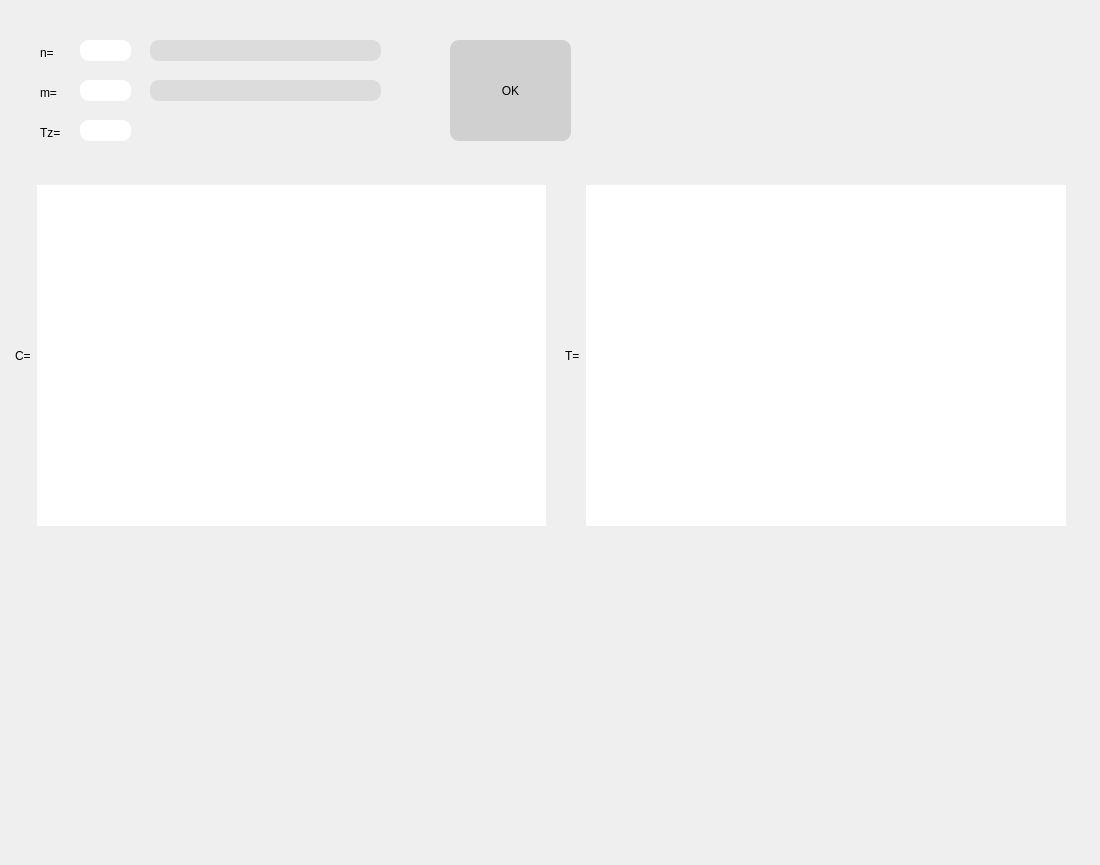
The window that FormApp.ui (MedvedevIgS/UvBS) describes before a commit, drawn with Qt 5.
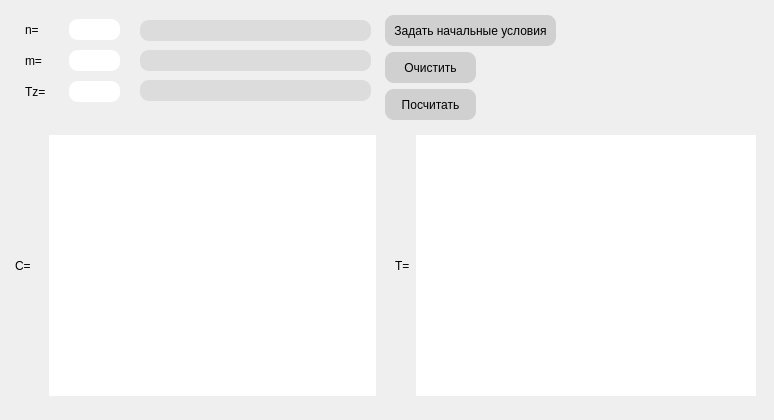
The same window after the commit.

Commit message: Изменение в оформлении главного окна: -добавлена строка errorTz - строка отображения ошибки -добавлена кнопка "Очистить" -добавлена кнопка "Посчитать" -изменен текст кнопки "OK" на "Задать начальные условия"

What changed in the file:
```diff
--- a/FormApp.ui
+++ b/FormApp.ui
@@ -6,8 +6,8 @@
    <rect>
     <x>0</x>
     <y>0</y>
-    <width>1100</width>
-    <height>865</height>
+    <width>774</width>
+    <height>420</height>
    </rect>
   </property>
   <property name="windowTitle">
@@ -17,50 +17,13 @@
    <string notr="true">border-radius: 9px</string>
   </property>
   <widget class="QWidget" name="centralwidget">
-   <widget class="QWidget" name="horizontalLayoutWidget">
-    <property name="geometry">
-     <rect>
-      <x>10</x>
-      <y>180</y>
-      <width>541</width>
-      <height>351</height>
-     </rect>
-    </property>
-    <layout class="QHBoxLayout" name="horizontalLayout">
-     <property name="leftMargin">
-      <number>5</number>
-     </property>
-     <property name="topMargin">
-      <number>5</number>
-     </property>
-     <property name="rightMargin">
-      <number>5</number>
-     </property>
-     <property name="bottomMargin">
-      <number>5</number>
-     </property>
-     <item>
-      <widget class="QLabel" name="label_4">
-       <property name="styleSheet">
-        <string notr="true">font: 16pt &quot;MS Shell Dlg 2&quot;;</string>
-       </property>
-       <property name="text">
-        <string>C=</string>
-       </property>
-      </widget>
-     </item>
-     <item>
-      <widget class="QTableWidget" name="CMatr"/>
-     </item>
-    </layout>
-   </widget>
    <widget class="QWidget" name="horizontalLayoutWidget_2">
     <property name="geometry">
      <rect>
-      <x>560</x>
-      <y>180</y>
-      <width>511</width>
-      <height>351</height>
+      <x>390</x>
+      <y>130</y>
+      <width>371</width>
+      <height>271</height>
      </rect>
     </property>
     <layout class="QHBoxLayout" name="horizontalLayout_6">
@@ -91,144 +54,396 @@
      </item>
     </layout>
    </widget>
-   <widget class="QPushButton" name="ButOk">
+   <widget class="QWidget" name="horizontalLayoutWidget_3">
     <property name="geometry">
      <rect>
-      <x>450</x>
-      <y>40</y>
-      <width>121</width>
-      <height>101</height>
+      <x>10</x>
+      <y>130</y>
+      <width>371</width>
+      <height>271</height>
      </rect>
     </property>
-    <property name="styleSheet">
-     <string notr="true">font: 26pt &quot;MS Shell Dlg 2&quot;; 
-background-color: rgb(208, 208, 208);</string>
+    <layout class="QHBoxLayout" name="horizontalLayout_2">
+     <property name="leftMargin">
+      <number>5</number>
+     </property>
+     <property name="topMargin">
+      <number>5</number>
+     </property>
+     <property name="rightMargin">
+      <number>5</number>
+     </property>
+     <property name="bottomMargin">
+      <number>5</number>
+     </property>
+     <item>
+      <widget class="QLabel" name="label_6">
+       <property name="styleSheet">
+        <string notr="true">font: 16pt &quot;MS Shell Dlg 2&quot;;</string>
+       </property>
+       <property name="text">
+        <string>C=</string>
+       </property>
+      </widget>
+     </item>
+     <item>
+      <widget class="QTableWidget" name="CMatr">
+       <property name="minimumSize">
+        <size>
+         <width>47</width>
+         <height>51</height>
+        </size>
+       </property>
+       <property name="maximumSize">
+        <size>
+         <width>327</width>
+         <height>261</height>
+        </size>
+       </property>
+      </widget>
+     </item>
+    </layout>
+   </widget>
+   <widget class="QWidget" name="">
+    <property name="geometry">
+     <rect>
+      <x>380</x>
+      <y>10</y>
+      <width>181</width>
+      <height>115</height>
+     </rect>
     </property>
-    <property name="text">
-     <string>OK</string>
-    </property>
+    <layout class="QGridLayout" name="gridLayout_2">
+     <property name="leftMargin">
+      <number>5</number>
+     </property>
+     <property name="topMargin">
+      <number>5</number>
+     </property>
+     <property name="rightMargin">
+      <number>5</number>
+     </property>
+     <property name="bottomMargin">
+      <number>5</number>
+     </property>
+     <item row="0" column="0" colspan="2">
+      <widget class="QPushButton" name="ButOk">
+       <property name="minimumSize">
+        <size>
+         <width>171</width>
+         <height>31</height>
+        </size>
+       </property>
+       <property name="maximumSize">
+        <size>
+         <width>171</width>
+         <height>31</height>
+        </size>
+       </property>
+       <property name="styleSheet">
+        <string notr="true">background-color: rgb(208, 208, 208);</string>
+       </property>
+       <property name="text">
+        <string>Задать начальные условия</string>
+       </property>
+      </widget>
+     </item>
+     <item row="1" column="0">
+      <widget class="QPushButton" name="ButClear">
+       <property name="minimumSize">
+        <size>
+         <width>91</width>
+         <height>31</height>
+        </size>
+       </property>
+       <property name="maximumSize">
+        <size>
+         <width>91</width>
+         <height>31</height>
+        </size>
+       </property>
+       <property name="styleSheet">
+        <string notr="true">background-color: rgb(208, 208, 208);</string>
+       </property>
+       <property name="text">
+        <string>Очистить</string>
+       </property>
+      </widget>
+     </item>
+     <item row="2" column="1">
+      <spacer name="horizontalSpacer_2">
+       <property name="orientation">
+        <enum>Qt::Horizontal</enum>
+       </property>
+       <property name="sizeHint" stdset="0">
+        <size>
+         <width>68</width>
+         <height>28</height>
+        </size>
+       </property>
+      </spacer>
+     </item>
+     <item row="1" column="1">
+      <spacer name="horizontalSpacer">
+       <property name="orientation">
+        <enum>Qt::Horizontal</enum>
+       </property>
+       <property name="sizeHint" stdset="0">
+        <size>
+         <width>68</width>
+         <height>28</height>
+        </size>
+       </property>
+      </spacer>
+     </item>
+     <item row="2" column="0">
+      <widget class="QPushButton" name="ButRes">
+       <property name="minimumSize">
+        <size>
+         <width>91</width>
+         <height>31</height>
+        </size>
+       </property>
+       <property name="maximumSize">
+        <size>
+         <width>91</width>
+         <height>31</height>
+        </size>
+       </property>
+       <property name="styleSheet">
+        <string notr="true">background-color: rgb(208, 208, 208);</string>
+       </property>
+       <property name="text">
+        <string>Посчитать</string>
+       </property>
+      </widget>
+     </item>
+    </layout>
    </widget>
    <widget class="QLineEdit" name="errorN">
     <property name="geometry">
      <rect>
-      <x>150</x>
-      <y>40</y>
+      <x>140</x>
+      <y>20</y>
       <width>231</width>
       <height>21</height>
      </rect>
     </property>
+    <property name="sizePolicy">
+     <sizepolicy hsizetype="Fixed" vsizetype="Fixed">
+      <horstretch>0</horstretch>
+      <verstretch>0</verstretch>
+     </sizepolicy>
+    </property>
+    <property name="minimumSize">
+     <size>
+      <width>231</width>
+      <height>21</height>
+     </size>
+    </property>
+    <property name="maximumSize">
+     <size>
+      <width>231</width>
+      <height>21</height>
+     </size>
+    </property>
     <property name="styleSheet">
      <string notr="true">background-color: rgb(220, 220, 220);</string>
     </property>
    </widget>
-   <widget class="QLineEdit" name="nLine">
-    <property name="geometry">
-     <rect>
-      <x>80</x>
-      <y>40</y>
-      <width>51</width>
-      <height>21</height>
-     </rect>
-    </property>
-    <property name="sizePolicy">
-     <sizepolicy hsizetype="Fixed" vsizetype="Fixed">
-      <horstretch>0</horstretch>
-      <verstretch>0</verstretch>
-     </sizepolicy>
-    </property>
-   </widget>
-   <widget class="QLabel" name="label">
-    <property name="geometry">
-     <rect>
-      <x>40</x>
-      <y>40</y>
-      <width>27</width>
-      <height>25</height>
-     </rect>
-    </property>
-    <property name="styleSheet">
-     <string notr="true">font: 16pt &quot;MS Shell Dlg 2&quot;;</string>
-    </property>
-    <property name="text">
-     <string>n=</string>
-    </property>
-   </widget>
-   <widget class="QLabel" name="label_2">
-    <property name="geometry">
-     <rect>
-      <x>40</x>
-      <y>80</y>
-      <width>33</width>
-      <height>25</height>
-     </rect>
-    </property>
-    <property name="styleSheet">
-     <string notr="true">font: 16pt &quot;MS Shell Dlg 2&quot;;</string>
-    </property>
-    <property name="text">
-     <string>m=</string>
-    </property>
-   </widget>
-   <widget class="QLineEdit" name="mLine">
-    <property name="geometry">
-     <rect>
-      <x>80</x>
-      <y>80</y>
-      <width>51</width>
-      <height>21</height>
-     </rect>
-    </property>
-    <property name="sizePolicy">
-     <sizepolicy hsizetype="Fixed" vsizetype="Fixed">
-      <horstretch>0</horstretch>
-      <verstretch>0</verstretch>
-     </sizepolicy>
-    </property>
-   </widget>
-   <widget class="QLabel" name="label_3">
-    <property name="geometry">
-     <rect>
-      <x>40</x>
-      <y>120</y>
-      <width>36</width>
-      <height>25</height>
-     </rect>
-    </property>
-    <property name="styleSheet">
-     <string notr="true">font: 16pt &quot;MS Shell Dlg 2&quot;;</string>
-    </property>
-    <property name="text">
-     <string>Tz=</string>
-    </property>
-   </widget>
    <widget class="QLineEdit" name="errorM">
     <property name="geometry">
      <rect>
-      <x>150</x>
+      <x>140</x>
+      <y>50</y>
+      <width>231</width>
+      <height>21</height>
+     </rect>
+    </property>
+    <property name="sizePolicy">
+     <sizepolicy hsizetype="Fixed" vsizetype="Fixed">
+      <horstretch>0</horstretch>
+      <verstretch>0</verstretch>
+     </sizepolicy>
+    </property>
+    <property name="minimumSize">
+     <size>
+      <width>231</width>
+      <height>21</height>
+     </size>
+    </property>
+    <property name="maximumSize">
+     <size>
+      <width>231</width>
+      <height>21</height>
+     </size>
+    </property>
+    <property name="styleSheet">
+     <string notr="true">background-color: rgb(220, 220, 220);</string>
+    </property>
+   </widget>
+   <widget class="QLineEdit" name="errorTz">
+    <property name="geometry">
+     <rect>
+      <x>140</x>
       <y>80</y>
       <width>231</width>
       <height>21</height>
      </rect>
     </property>
+    <property name="sizePolicy">
+     <sizepolicy hsizetype="Fixed" vsizetype="Fixed">
+      <horstretch>0</horstretch>
+      <verstretch>0</verstretch>
+     </sizepolicy>
+    </property>
+    <property name="minimumSize">
+     <size>
+      <width>231</width>
+      <height>21</height>
+     </size>
+    </property>
+    <property name="maximumSize">
+     <size>
+      <width>231</width>
+      <height>21</height>
+     </size>
+    </property>
     <property name="styleSheet">
      <string notr="true">background-color: rgb(220, 220, 220);</string>
     </property>
    </widget>
-   <widget class="QLineEdit" name="TzLine">
+   <widget class="QWidget" name="">
     <property name="geometry">
      <rect>
-      <x>80</x>
-      <y>120</y>
-      <width>51</width>
-      <height>21</height>
+      <x>20</x>
+      <y>10</y>
+      <width>105</width>
+      <height>103</height>
      </rect>
     </property>
-    <property name="sizePolicy">
-     <sizepolicy hsizetype="Fixed" vsizetype="Fixed">
-      <horstretch>0</horstretch>
-      <verstretch>0</verstretch>
-     </sizepolicy>
-    </property>
+    <layout class="QVBoxLayout" name="verticalLayout">
+     <property name="leftMargin">
+      <number>5</number>
+     </property>
+     <property name="topMargin">
+      <number>5</number>
+     </property>
+     <property name="rightMargin">
+      <number>5</number>
+     </property>
+     <property name="bottomMargin">
+      <number>5</number>
+     </property>
+     <item>
+      <layout class="QHBoxLayout" name="horizontalLayout">
+       <item>
+        <widget class="QLabel" name="label">
+         <property name="styleSheet">
+          <string notr="true">font: 16pt &quot;MS Shell Dlg 2&quot;;</string>
+         </property>
+         <property name="text">
+          <string>n=</string>
+         </property>
+        </widget>
+       </item>
+       <item>
+        <widget class="QLineEdit" name="nLine">
+         <property name="sizePolicy">
+          <sizepolicy hsizetype="Fixed" vsizetype="Fixed">
+           <horstretch>0</horstretch>
+           <verstretch>0</verstretch>
+          </sizepolicy>
+         </property>
+         <property name="minimumSize">
+          <size>
+           <width>51</width>
+           <height>21</height>
+          </size>
+         </property>
+         <property name="maximumSize">
+          <size>
+           <width>51</width>
+           <height>21</height>
+          </size>
+         </property>
+        </widget>
+       </item>
+      </layout>
+     </item>
+     <item>
+      <layout class="QHBoxLayout" name="horizontalLayout_3">
+       <item>
+        <widget class="QLabel" name="label_2">
+         <property name="styleSheet">
+          <string notr="true">font: 16pt &quot;MS Shell Dlg 2&quot;;</string>
+         </property>
+         <property name="text">
+          <string>m=</string>
+         </property>
+        </widget>
+       </item>
+       <item>
+        <widget class="QLineEdit" name="mLine">
+         <property name="sizePolicy">
+          <sizepolicy hsizetype="Fixed" vsizetype="Fixed">
+           <horstretch>0</horstretch>
+           <verstretch>0</verstretch>
+          </sizepolicy>
+         </property>
+         <property name="minimumSize">
+          <size>
+           <width>51</width>
+           <height>21</height>
+          </size>
+         </property>
+         <property name="maximumSize">
+          <size>
+           <width>51</width>
+           <height>21</height>
+          </size>
+         </property>
+        </widget>
+       </item>
+      </layout>
+     </item>
+     <item>
+      <layout class="QHBoxLayout" name="horizontalLayout_4">
+       <item>
+        <widget class="QLabel" name="label_3">
+         <property name="styleSheet">
+          <string notr="true">font: 16pt &quot;MS Shell Dlg 2&quot;;</string>
+         </property>
+         <property name="text">
+          <string>Tz=</string>
+         </property>
+        </widget>
+       </item>
+       <item>
+        <widget class="QLineEdit" name="TzLine">
+         <property name="sizePolicy">
+          <sizepolicy hsizetype="Fixed" vsizetype="Fixed">
+           <horstretch>0</horstretch>
+           <verstretch>0</verstretch>
+          </sizepolicy>
+         </property>
+         <property name="minimumSize">
+          <size>
+           <width>51</width>
+           <height>21</height>
+          </size>
+         </property>
+         <property name="maximumSize">
+          <size>
+           <width>51</width>
+           <height>21</height>
+          </size>
+         </property>
+        </widget>
+       </item>
+      </layout>
+     </item>
+    </layout>
    </widget>
   </widget>
  </widget>
```
